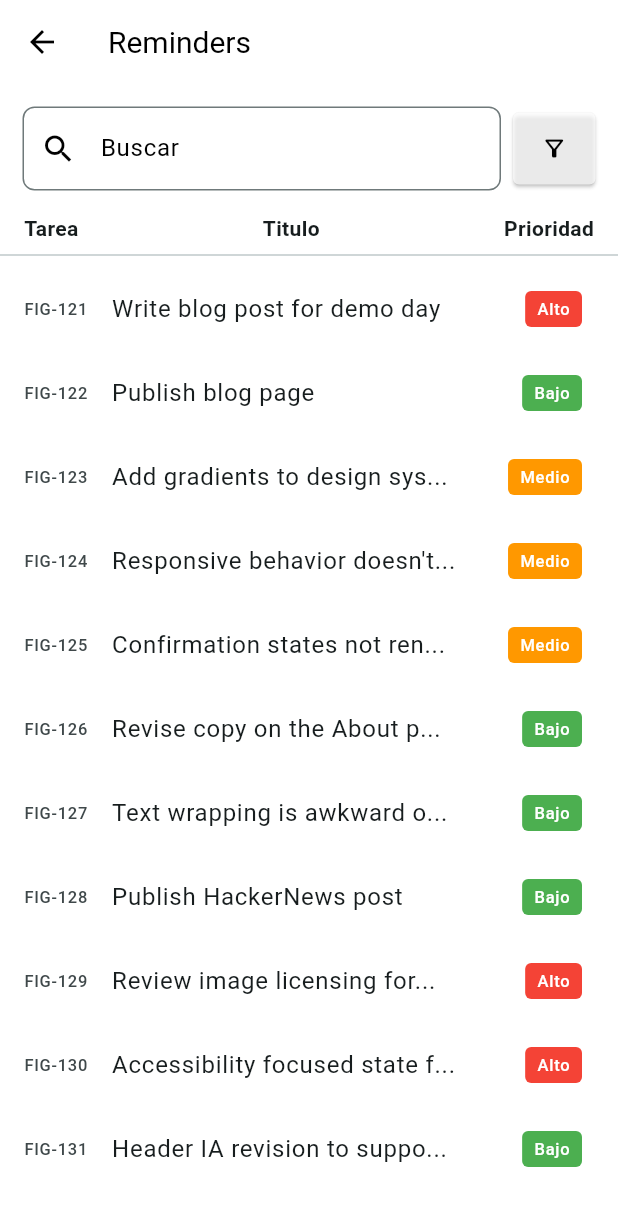
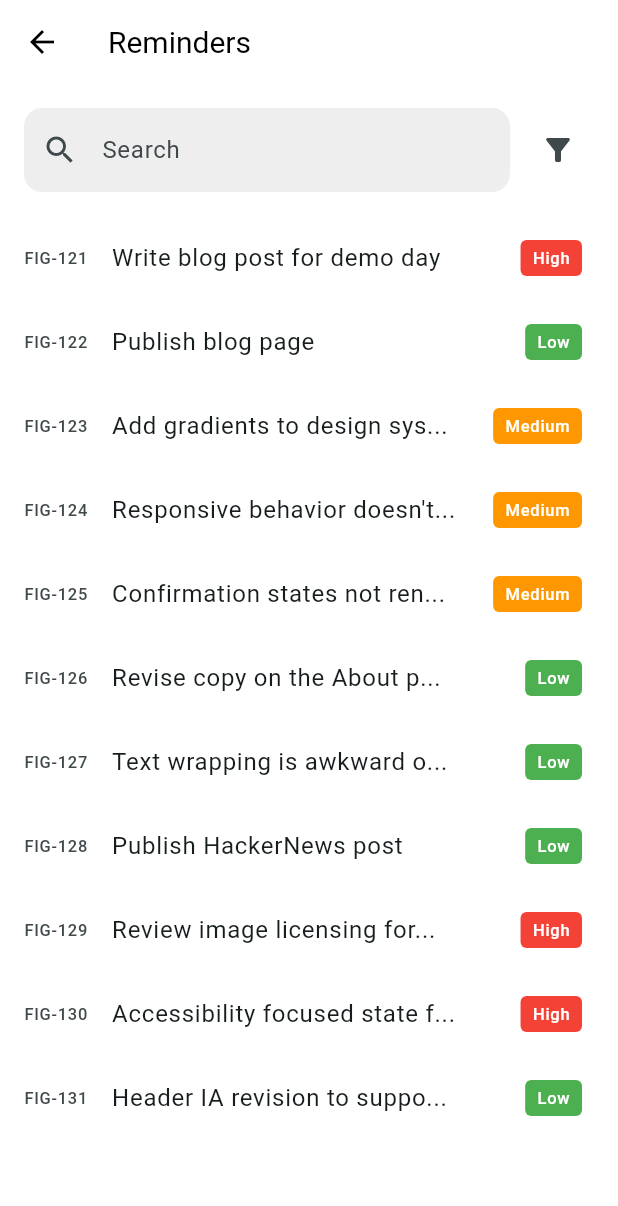
Before and after one commit to ManuelPeregrino/Finner, a Flutter app: the RemindersPage screen opened by its route, on a phone screen of 412 x 824 dp. Shown: the top 1206 px of the screen. Run offline on Flutter 3.47's test engine with Material 3 defaults, Android fonts, the phone set to English and light mode, and no system bars; our stand-ins replace fl_chart, table_calendar.

Commit message:
fixed navigation issues

```diff
--- a/lib/views/dashboard_page.dart
+++ b/lib/views/dashboard_page.dart
@@ -9,6 +9,12 @@ class DashboardPage extends StatelessWidget {
     return Scaffold(
       appBar: AppBar(
         title: const Text('Dashboard'),
+        leading: IconButton(
+          icon: const Icon(Icons.arrow_back),
+          onPressed: () {
+            Navigator.pushNamed(context, '/home');
+          },
+        ),
       ),
       body: Padding(
         padding: const EdgeInsets.all(16.0),
--- a/lib/views/profile_page.dart
+++ b/lib/views/profile_page.dart
@@ -1,4 +1,5 @@
 import 'package:flutter/material.dart';
+import 'home_page.dart';
 
 class ProfilePage extends StatelessWidget {
   const ProfilePage({super.key});
@@ -10,7 +11,10 @@ class ProfilePage extends StatelessWidget {
         leading: IconButton(
           icon: const Icon(Icons.arrow_back),
           onPressed: () {
-            Navigator.of(context).pop();
+            Navigator.pushReplacement(
+              context,
+              MaterialPageRoute(builder: (context) => const HomePage()),
+            );
           },
         ),
         title: const Text('Perfil'),
@@ -60,9 +64,18 @@ class ProfilePage extends StatelessWidget {
             label: 'Perfil',
           ),
         ],
-        currentIndex: 2, // Índice del elemento seleccionado
+        currentIndex: 2,
         onTap: (index) {
-          // Acción al tocar un ítem del BottomNavigationBar
+          if (index == 0) {
+            Navigator.pushReplacement(
+              context,
+              MaterialPageRoute(builder: (context) => const HomePage()),
+            );
+          } else if (index == 1) {
+            // Handle settings navigation
+          } else if (index == 2) {
+            Navigator.pushReplacementNamed(context, '/profile');
+          }
         },
       ),
     );
@@ -121,29 +134,3 @@ class ProfilePage extends StatelessWidget {
     );
   }
 }
-
-void main() {
-  runApp(const MyApp());
-}
-
-class MyApp extends StatelessWidget {
-  const MyApp({super.key});
-
-  @override
-  Widget build(BuildContext context) {
-    return MaterialApp(
-      title: 'Configuración del Perfil',
-      theme: ThemeData(
-        scaffoldBackgroundColor: Colors.white,
-        appBarTheme: const AppBarTheme(
-          backgroundColor: Colors.white,
-          iconTheme: IconThemeData(color: Colors.black),
-          titleTextStyle: TextStyle(color: Colors.black, fontSize: 20),
-        ),
-        colorScheme: ColorScheme.fromSeed(seedColor: Colors.white),
-        useMaterial3: true,
-      ),
-      home: const ProfilePage(),
-    );
-  }
-}
--- a/lib/views/reminders_page.dart
+++ b/lib/views/reminders_page.dart
@@ -1,5 +1,5 @@
 import 'package:flutter/material.dart';
-import 'reminders_details_page.dart'; // Asegúrate de que la ruta sea correcta
+import 'task_detail_page.dart'; // Importa TaskDetailPage
 
 class RemindersPage extends StatefulWidget {
   const RemindersPage({super.key, required this.title});
@@ -12,65 +12,29 @@ class RemindersPage extends StatefulWidget {
 
 class _RemindersPageState extends State<RemindersPage> {
   final List<Map<String, String>> reminders = [
-    {
-      'task': 'FIG-121',
-      'title': 'Write blog post for demo day',
-      'priority': 'Alto'
-    },
-    {'task': 'FIG-122', 'title': 'Publish blog page', 'priority': 'Bajo'},
-    {
-      'task': 'FIG-123',
-      'title': 'Add gradients to design sys...',
-      'priority': 'Medio'
-    },
-    {
-      'task': 'FIG-124',
-      'title': 'Responsive behavior doesn\'t...',
-      'priority': 'Medio'
-    },
-    {
-      'task': 'FIG-125',
-      'title': 'Confirmation states not ren...',
-      'priority': 'Medio'
-    },
-    {
-      'task': 'FIG-126',
-      'title': 'Revise copy on the About p...',
-      'priority': 'Bajo'
-    },
-    {
-      'task': 'FIG-127',
-      'title': 'Text wrapping is awkward o...',
-      'priority': 'Bajo'
-    },
-    {'task': 'FIG-128', 'title': 'Publish HackerNews post', 'priority': 'Bajo'},
-    {
-      'task': 'FIG-129',
-      'title': 'Review image licensing for...',
-      'priority': 'Alto'
-    },
-    {
-      'task': 'FIG-130',
-      'title': 'Accessibility focused state f...',
-      'priority': 'Alto'
-    },
-    {
-      'task': 'FIG-131',
-      'title': 'Header IA revision to suppo...',
-      'priority': 'Bajo'
-    },
+    {'task': 'FIG-121', 'title': 'Write blog post for demo day', 'priority': 'High'},
+    {'task': 'FIG-122', 'title': 'Publish blog page', 'priority': 'Low'},
+    {'task': 'FIG-123', 'title': 'Add gradients to design sys...', 'priority': 'Medium'},
+    {'task': 'FIG-124', 'title': 'Responsive behavior doesn\'t...', 'priority': 'Medium'},
+    {'task': 'FIG-125', 'title': 'Confirmation states not ren...', 'priority': 'Medium'},
+    {'task': 'FIG-126', 'title': 'Revise copy on the About p...', 'priority': 'Low'},
+    {'task': 'FIG-127', 'title': 'Text wrapping is awkward o...', 'priority': 'Low'},
+    {'task': 'FIG-128', 'title': 'Publish HackerNews post', 'priority': 'Low'},
+    {'task': 'FIG-129', 'title': 'Review image licensing for...', 'priority': 'High'},
+    {'task': 'FIG-130', 'title': 'Accessibility focused state f...', 'priority': 'High'},
+    {'task': 'FIG-131', 'title': 'Header IA revision to suppo...', 'priority': 'Low'},
   ];
 
   Widget _buildReminderItem(Map<String, String> reminder) {
     Color priorityColor;
     switch (reminder['priority']) {
-      case 'Alto':
+      case 'High':
         priorityColor = Colors.red;
         break;
-      case 'Medio':
+      case 'Medium':
         priorityColor = Colors.orange;
         break;
-      case 'Bajo':
+      case 'Low':
       default:
         priorityColor = Colors.green;
         break;
@@ -109,61 +73,44 @@ class _RemindersPageState extends State<RemindersPage> {
   Widget build(BuildContext context) {
     return Scaffold(
       appBar: AppBar(
-        title: Text(widget.title),
+        title: const Text('Reminders'),
+        leading: IconButton(
+          icon: const Icon(Icons.arrow_back),
+          onPressed: () {
+            Navigator.pushNamed(context, '/home');
+          },
+        ),
       ),
       body: Column(
         children: [
           Padding(
-            padding: const EdgeInsets.all(15.0),
+            padding: const EdgeInsets.all(16.0),
             child: Row(
               children: [
                 Expanded(
                   child: TextField(
                     decoration: InputDecoration(
-                      prefixIcon: const Icon(Icons.search, color: Colors.black),
-                      labelText: 'Buscar',
-                      labelStyle: const TextStyle(color: Colors.black),
+                      prefixIcon: Icon(Icons.search),
+                      hintText: 'Search',
                       border: OutlineInputBorder(
-                        borderRadius: BorderRadius.circular(8),
+                        borderRadius: BorderRadius.circular(12),
+                        borderSide: BorderSide.none,
                       ),
+                      filled: true,
+                      fillColor: Colors.grey[200],
                     ),
                   ),
                 ),
-                const SizedBox(width: 8),
-                SizedBox(
-                  height: 48, // Altura del TextField
-                  child: ElevatedButton(
-                    onPressed: () {},
-                    style: ElevatedButton.styleFrom(
-                      backgroundColor: Colors.white70,
-                      foregroundColor: Colors.black, // Color del icono
-                      minimumSize:
-                          const Size(55, 55), // Tamaño mínimo del botón
-                      padding: EdgeInsets.zero, // Sin relleno interno
-                      shape: RoundedRectangleBorder(
-                        borderRadius: BorderRadius.circular(
-                            4), // Ajuste del radio de las esquinas
-                      ),
-                    ),
-                    child: const Icon(Icons.filter_alt_outlined),
-                  ),
+                SizedBox(width: 8),
+                IconButton(
+                  icon: Icon(Icons.filter_alt),
+                  onPressed: () {
+                    // Acción del botón de filtro (actualmente no hace nada)
+                  },
                 ),
               ],
             ),
           ),
-          const Padding(
-            padding: EdgeInsets.symmetric(horizontal: 16.0),
-            child: Row(
-              mainAxisAlignment: MainAxisAlignment.spaceBetween,
-              children: [
-                Text('Tarea', style: TextStyle(fontWeight: FontWeight.bold)),
-                Text('Titulo', style: TextStyle(fontWeight: FontWeight.bold)),
-                Text('Prioridad',
-                    style: TextStyle(fontWeight: FontWeight.bold)),
-              ],
-            ),
-          ),
-          const Divider(),
           Expanded(
             child: ListView.builder(
               itemCount: reminders.length,
--- a/lib/views/reminders_details_page.dart
+++ b/lib/views/task_detail_page.dart
@@ -16,13 +16,13 @@ class TaskDetailPage extends StatelessWidget {
   Widget build(BuildContext context) {
     Color priorityColor;
     switch (priority) {
-      case 'Alto':
+      case 'High':
         priorityColor = Colors.red;
         break;
-      case 'Medio':
+      case 'Medium':
         priorityColor = Colors.orange;
         break;
-      case 'Bajo':
+      case 'Low':
       default:
         priorityColor = Colors.green;
         break;
```
